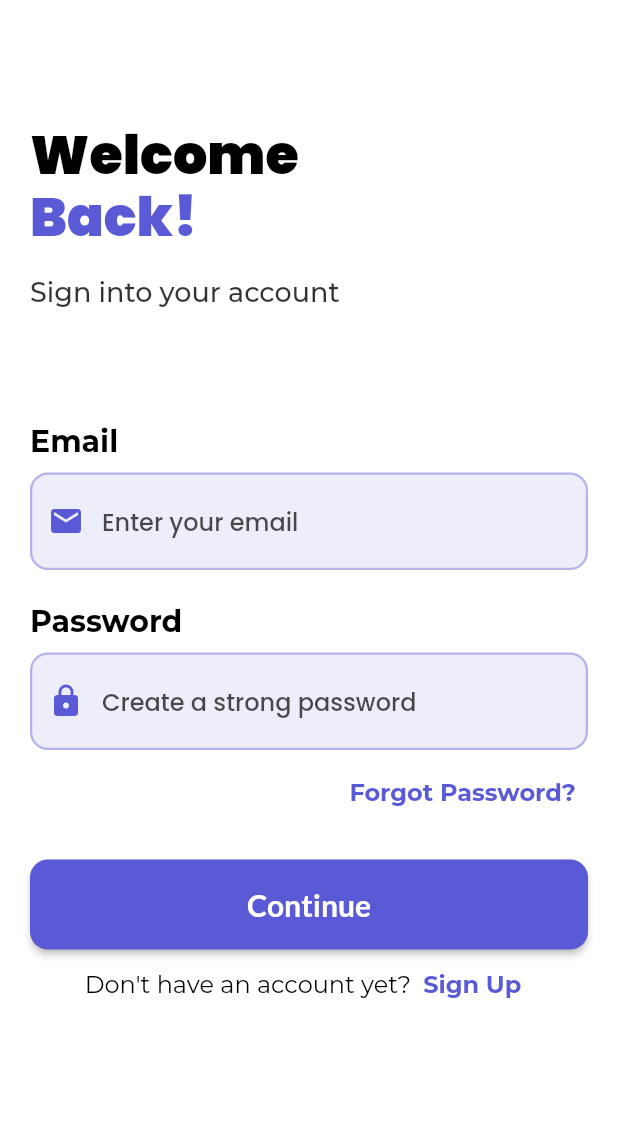
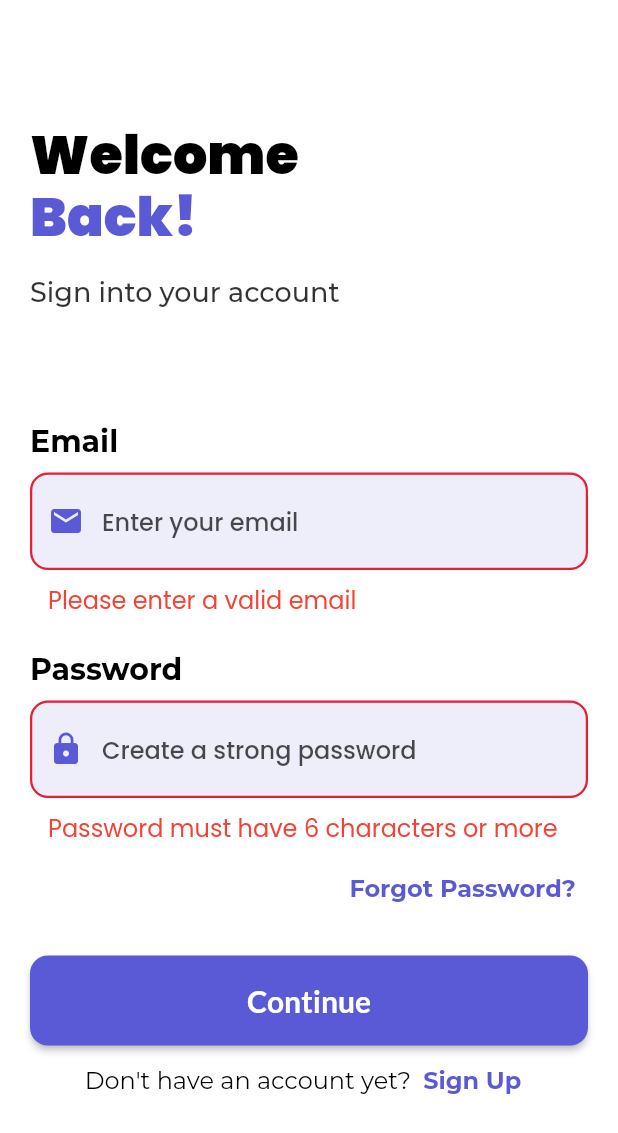
Before and after one commit to ShishirRijal/Zero-Waste-Kitchen-Flutter, a Flutter app: the screen it shows after launch, after a tap on "Continue", on a phone screen of 412 x 824 dp. Shown: the top 1133 px of the screen. Run offline on Flutter 3.47's test engine with Material 2 defaults, Android fonts, the phone set to English and light mode, and no system bars; our stand-ins replace dotted_border, firebase_auth, firebase_core, flutter_svg, font_awesome_flutter, google_fonts and 3 more; accounts and stored records are empty; generated files the repository leaves out were written again.

Commit message:
added main screen with bottom navbar and implemented login logic

```diff
--- a/frontend/lib/main.dart
+++ b/frontend/lib/main.dart
@@ -1,9 +1,19 @@
+import 'package:firebase_core/firebase_core.dart';
 import 'package:flutter/material.dart';
+import 'package:zero_waste_kitchen/firebase_options.dart';
+import 'package:zero_waste_kitchen/screens/auth/auth_controller.dart';
+import 'package:zero_waste_kitchen/utils/shared_prefs.dart';
 
 import 'package:zero_waste_kitchen/utils/utils.dart';
-import 'screens/screens.dart';
+import 'package:zero_waste_kitchen/widgets/auth_wrapper.dart';
+import 'package:provider/provider.dart';
 
-void main() {
+void main() async {
+  WidgetsFlutterBinding.ensureInitialized();
+  await Firebase.initializeApp(
+    options: DefaultFirebaseOptions.currentPlatform,
+  );
+
   runApp(const MyApp());
 }
 
@@ -12,10 +22,16 @@ class MyApp extends StatelessWidget {
 
   @override
   Widget build(BuildContext context) {
-    return MaterialApp(
-      theme: theme,
-      home: LoginScreen(),
-      debugShowCheckedModeBanner: false,
+    return MultiProvider(
+      providers: [
+        ChangeNotifierProvider(create: (_) => AuthController()),
+        ChangeNotifierProvider(create: (_) => SharedPrefs()),
+      ],
+      child: MaterialApp(
+        theme: theme,
+        home: const Wrapper(),
+        debugShowCheckedModeBanner: false,
+      ),
     );
   }
 }
--- /dev/null
+++ b/frontend/lib/screens/auth/auth_controller.dart
@@ -0,0 +1,43 @@
+import 'package:firebase_auth/firebase_auth.dart';
+import 'package:flutter/material.dart';
+
+class AuthController extends ChangeNotifier {
+  Stream<User?> get authStateChanges =>
+      FirebaseAuth.instance.authStateChanges();
+
+  Future<void> login(String email, String password) async {
+    try {
+      await FirebaseAuth.instance.createUserWithEmailAndPassword(
+        email: email,
+        password: password,
+      );
+      notifyListeners();
+    } on FirebaseAuthException catch (e) //catches errors from firebase authentication
+    {
+      if (e.code == 'user-not-found') {
+        print('No user found for that email.');
+      } else if (e.code == 'wrong-password') {
+        print('Wrong password provided for that user.');
+      } else if (e.code == 'invalid-email') {
+        print('Invalid email address.');
+      } else {
+        print(e.code + e.message.toString());
+      }
+    } catch (e) {
+      print(e);
+    }
+  }
+
+  Future<void> signUp(String email, String password) async {
+    await FirebaseAuth.instance.createUserWithEmailAndPassword(
+      email: email,
+      password: password,
+    );
+    notifyListeners();
+  }
+
+  Future<void> logout() async {
+    await FirebaseAuth.instance.signOut();
+    notifyListeners();
+  }
+}
--- a/frontend/lib/screens/auth/login_screen.dart
+++ b/frontend/lib/screens/auth/login_screen.dart
@@ -1,7 +1,10 @@
+import 'package:firebase_auth/firebase_auth.dart';
 import 'package:flutter/material.dart';
+import 'package:provider/provider.dart';
+import 'package:zero_waste_kitchen/screens/auth/auth_controller.dart';
 import 'package:zero_waste_kitchen/screens/auth/forgot_password_view.dart';
 import 'package:zero_waste_kitchen/screens/auth/signup_screen.dart';
-import 'package:zero_waste_kitchen/utils/constants.dart';
+import 'package:zero_waste_kitchen/utils/utils.dart';
 
 import 'custom_text_form_field.dart';
 
@@ -15,6 +18,9 @@ class LoginScreen extends StatefulWidget {
 class _LoginScreenState extends State<LoginScreen> {
   final emailController = TextEditingController();
   final passwordController = TextEditingController();
+  String? emailErrorText;
+  String? passwordErrorText;
+  bool isLoading = false;
 
   @override
   Widget build(BuildContext context) {
@@ -31,34 +37,29 @@ class _LoginScreenState extends State<LoginScreen> {
             child: Column(
               crossAxisAlignment: CrossAxisAlignment.start,
               children: [
-                SizedBox(
+                const SizedBox(
                   height: 70,
                 ),
                 Text("Welcome",
                     style: Theme.of(context).textTheme.displayLarge),
-                SizedBox(
+                const SizedBox(
                   height: 5,
                 ),
                 Text("Back!",
                     style: Theme.of(context).textTheme.displayLarge!.copyWith(
                           color: Constants.kPrimaryColor,
                         )),
-                SizedBox(
+                const SizedBox(
                   height: 20,
                 ),
                 Text(
                   "Sign into your account",
-                  //  style: Theme.of(context).textTheme.bodyMedium!.copyWith(
-                  //  fontWeight: FontWeight.w400,
-                  // color: Constants.kGrey,
-                  //fontSize: 18,
-                  //),
                   style: TextStyle(
                     color: Colors.black.withOpacity(0.8),
                     fontSize: 18,
                   ),
                 ),
-                SizedBox(
+                const SizedBox(
                   height: 80,
                 ),
                 const Text(
@@ -69,15 +70,16 @@ class _LoginScreenState extends State<LoginScreen> {
                     fontWeight: FontWeight.w700,
                   ),
                 ),
-                SizedBox(
+                const SizedBox(
                   height: 10,
                 ),
                 CustomTextFormField(
                   controller: emailController,
                   hintText: "Enter your email",
                   prefixIcon: Icons.email,
+                  errorText: emailErrorText,
                 ),
-                SizedBox(
+                const SizedBox(
                   height: 25,
                 ),
                 const Text(
@@ -88,15 +90,16 @@ class _LoginScreenState extends State<LoginScreen> {
                     fontWeight: FontWeight.w700,
                   ),
                 ),
-                SizedBox(
+                const SizedBox(
                   height: 10,
                 ),
                 CustomTextFormField(
                   controller: passwordController,
                   hintText: "Create a strong password",
                   prefixIcon: Icons.lock,
+                  errorText: passwordErrorText,
                 ),
-                SizedBox(
+                const SizedBox(
                   height: 5,
                 ),
                 Align(
@@ -125,8 +128,42 @@ class _LoginScreenState extends State<LoginScreen> {
                 SizedBox(
                   height: 60,
                   width: double.infinity,
-                  child:
-                      ElevatedButton(onPressed: () {}, child: Text("Continue")),
+                  child: ElevatedButton(
+                      onPressed: () async {
+                        //* check validation
+                        // check email
+                        if (!isEmailValid(emailController.text.trim())) {
+                          emailErrorText = 'Please enter a valid email';
+                        } else {
+                          emailErrorText = null;
+                          setState(() {});
+                        }
+                        // check password
+                        if (passwordController.text.trim().length < 6) {
+                          passwordErrorText =
+                              'Password must have 6 characters or more';
+                          setState(() {});
+                          return;
+                        } else {
+                          passwordErrorText = null;
+                          setState(() {});
+                        }
+                        // here all fields are validated
+                        setState(() {
+                          emailErrorText = null;
+                          passwordErrorText = null;
+                          isLoading = true;
+                        });
+                        // login user
+                        await context.read<AuthController>().login(
+                            emailController.text.trim(),
+                            passwordController.text.trim());
+
+                        isLoading = false;
+                      },
+                      child: isLoading
+                          ? const CircularProgressIndicator(color: Colors.white)
+                          : const Text("Continue")),
                 ),
                 const OptionalSignUpWidget()
               ],
--- /dev/null
+++ b/frontend/lib/widgets/auth_wrapper.dart
@@ -0,0 +1,26 @@
+import 'package:flutter/material.dart';
+import 'package:provider/provider.dart';
+import 'package:zero_waste_kitchen/screens/auth/auth_controller.dart';
+import 'package:zero_waste_kitchen/screens/main/main_screen.dart';
+import 'package:zero_waste_kitchen/screens/screens.dart';
+
+class Wrapper extends StatelessWidget {
+  const Wrapper({super.key});
+
+  @override
+  Widget build(BuildContext context) {
+    return StreamBuilder(
+      stream: Provider.of<AuthController>(context).authStateChanges,
+      builder: (context, snapshot) =>
+          (snapshot.connectionState == ConnectionState.waiting)
+              ? const Scaffold(
+                  body: Center(
+                    child: CircularProgressIndicator(),
+                  ),
+                )
+              : snapshot.hasData
+                  ? const MainScreen()
+                  : const LoginScreen(),
+    );
+  }
+}
--- a/frontend/pubspec.yaml
+++ b/frontend/pubspec.yaml
@@ -19,6 +19,12 @@ dependencies:
   image_picker: ^1.0.1
   intl: ^0.18.1
   lottie: ^2.5.0
+  provider: ^6.0.5
+  firebase_auth: ^4.6.3
+  firebase_core: ^2.14.0
+  firebase_storage: ^11.2.4
+  cloud_firestore: ^4.8.2
+  shared_preferences: ^2.2.0
 
 dev_dependencies:
   flutter_lints: ^2.0.0
```
Also changed, not shown: frontend/lib/screens/main/donation_screen.dart (added, +18 -0 lines), frontend/lib/screens/main/history_screen.dart (added, +18 -0 lines), frontend/lib/screens/main/home_screen.dart (added, +18 -0 lines), frontend/lib/screens/main/main_screen.dart (added, +93 -0 lines), frontend/lib/screens/main/profile_screen.dart (added, +18 -0 lines), frontend/lib/utils/shared_prefs.dart (added, +35 -0 lines), frontend/pubspec.lock, 9 other files.
